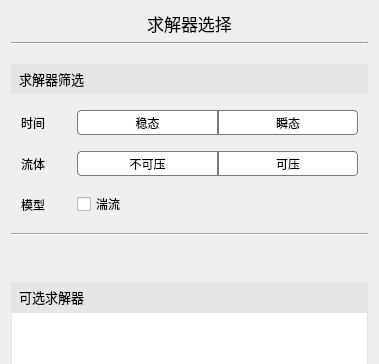
The window that src/FormSolver.ui (Aiopr-bits/MAVES) describes before a commit, drawn with Qt 5; both pictures show x 0 to 379 and y 0 to 364 of the 379 by 710 pixel window.
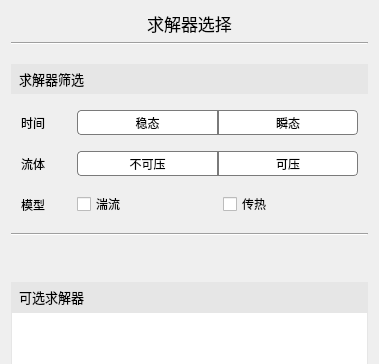
The same window after the commit.

```diff
--- a/src/FormSolver.ui
+++ b/src/FormSolver.ui
@@ -135,6 +135,13 @@
            </property>
           </widget>
          </item>
+         <item row="0" column="1">
+          <widget class="QCheckBox" name="checkBox_2">
+           <property name="text">
+            <string>传热</string>
+           </property>
+          </widget>
+         </item>
         </layout>
        </item>
        <item row="2" column="0">
```
